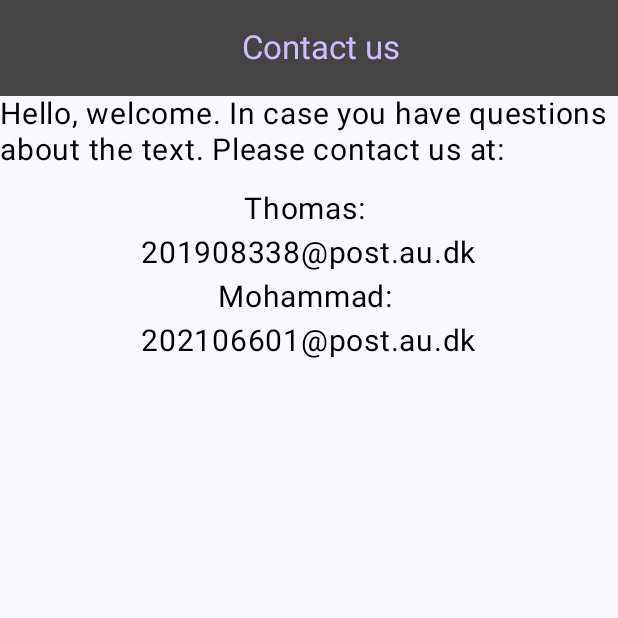
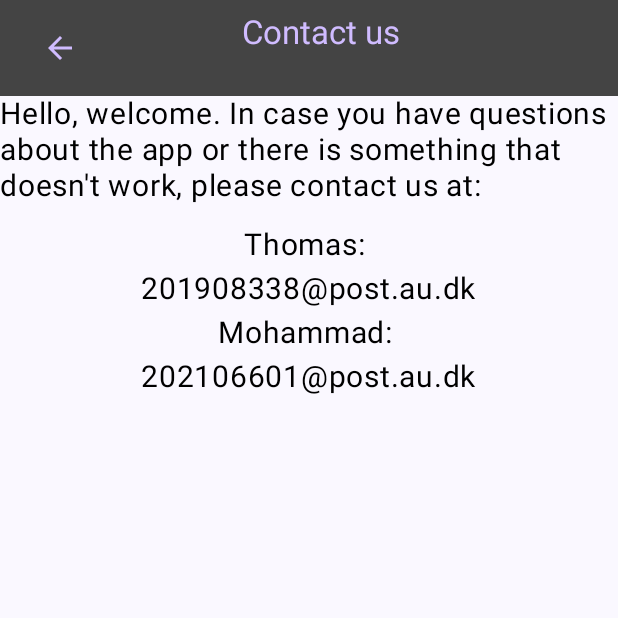
Before and after one commit to au706600/TripJournal-project, an Android app built with Jetpack Compose: the Contact_us screen opened through its navigation route, on a phone screen of 412 x 824 dp, the top half of it. Run offline under Robolectric (Android 15) with nearby library versions, the phone set to English and light mode, and no system bars; our stand-ins replace Firebase (no records; nobody signed in at launch, a user with empty details on screens opened directly); 1 statement that could not run was skipped.

Commit message:
Navigation is possible. We can navigate to Contact us. Also, we're missing such that when logged in the user name is shown in the main page.

```diff
--- a/app/src/main/java/com/example/tripjournal_project/Contact us.kt
+++ b/app/src/main/java/com/example/tripjournal_project/Contact us.kt
@@ -2,12 +2,17 @@ package com.example.tripjournal_project
 
 import androidx.compose.foundation.layout.Arrangement
 import androidx.compose.foundation.layout.Column
+import androidx.compose.foundation.layout.Row
 import androidx.compose.foundation.layout.Spacer
 import androidx.compose.foundation.layout.fillMaxHeight
 import androidx.compose.foundation.layout.fillMaxWidth
 import androidx.compose.foundation.layout.height
 import androidx.compose.foundation.layout.wrapContentSize
+import androidx.compose.material.icons.Icons
+import androidx.compose.material.icons.filled.ArrowBack
 import androidx.compose.material3.ExperimentalMaterial3Api
+import androidx.compose.material3.Icon
+import androidx.compose.material3.IconButton
 import androidx.compose.material3.Text
 import androidx.compose.material3.TopAppBar
 import androidx.compose.material3.TopAppBarDefaults
@@ -22,20 +27,38 @@ import androidx.compose.ui.unit.sp
 @OptIn(ExperimentalMaterial3Api::class)
 @Composable
 
-fun Contact_us()
+fun Contact_us(back: () -> Unit)
 {
-    Column(modifier = Modifier
+        Column(
+            modifier = Modifier
                 .fillMaxWidth()
                 .fillMaxHeight(),
-        horizontalAlignment = Alignment.CenterHorizontally) {
+            horizontalAlignment = Alignment.CenterHorizontally
+        ) {
 
-        TopAppBar(title = { Text(text = "Contact us", modifier = Modifier
+            TopAppBar(
+                title = {
+                    Row(modifier = Modifier.fillMaxWidth(),
+                        verticalAlignment = Alignment.CenterVertically)
+                    {
+                        IconButton(onClick = {back()}) {
+                            Icon(Icons.Filled.ArrowBack, contentDescription = "back")
+                        }
+                    }
+                    Text(
+                        text = "Contact us", modifier = Modifier
                             .fillMaxWidth()
-            .wrapContentSize(Alignment.Center)) },
-            colors = TopAppBarDefaults.smallTopAppBarColors(containerColor = Color.DarkGray,
-                titleContentColor = Color(0xFFD0BCFF)))
+                            .wrapContentSize(Alignment.Center)
+                    )
+                },
+                colors = TopAppBarDefaults.smallTopAppBarColors(
+                    containerColor = Color.DarkGray,
+                    titleContentColor = Color(0xFFD0BCFF)
+                )
+            )
             Text(
-            text = "Hello, welcome. In case you have questions about the text. Please contact us at: ",
+                text = "Hello, welcome. In case you have questions about the app or there is something that doesn't work, " +
+                        "please contact us at: ",
                 fontSize = 20.sp,
                 color = Color.Black
             )
```
Also changed, not shown: app/src/main/java/com/example/tripjournal_project/MainActivity.kt (+24 -2 lines), app/src/main/java/com/example/tripjournal_project/mainpage.kt (+8 -3 lines), app/src/main/java/com/example/tripjournal_project/menuitem.kt (+8 -3 lines). Lines whose indentation alone changed are shown as unchanged.
